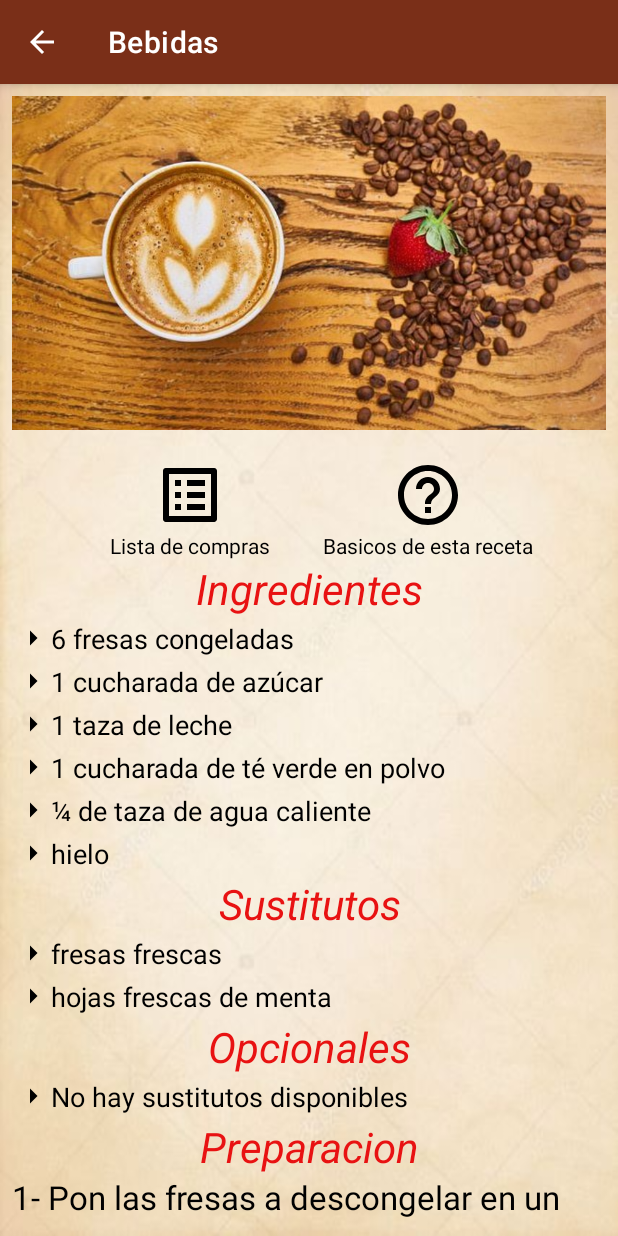
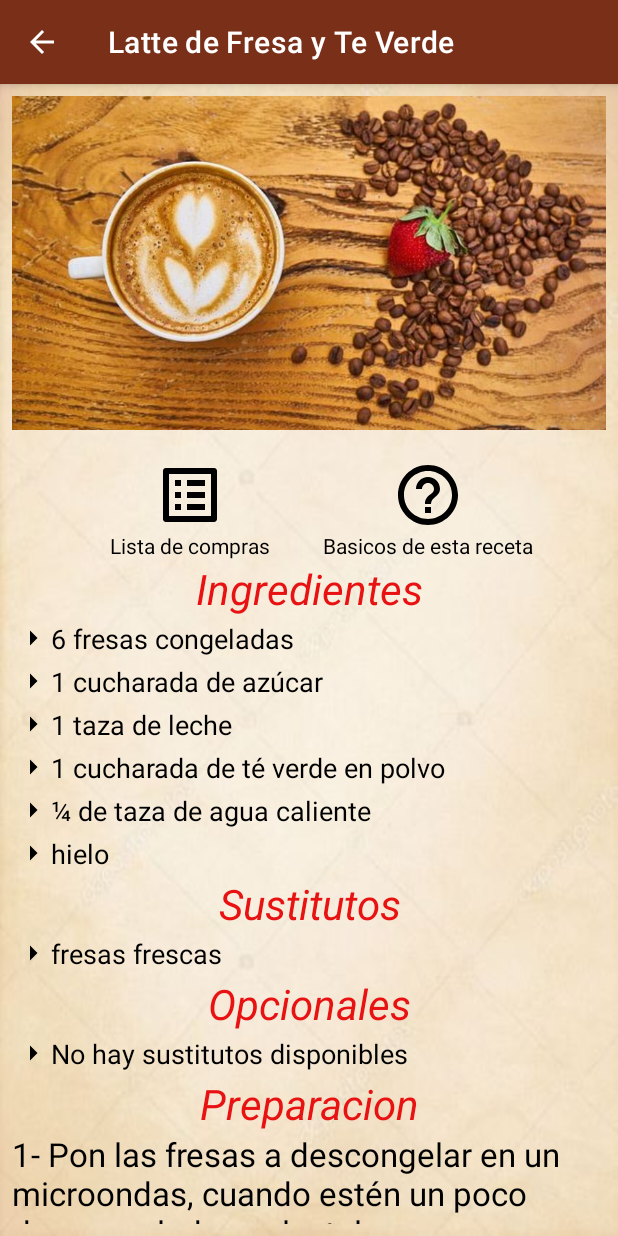
Before and after one commit to geekmaster69/Cocina_Rapida, an Android app: the BebidasActivity screen opened directly, with no data from a screen before it, after a tap on "Latte de Fresa y Te Verde", on a phone screen of 412 x 824 dp. Run offline under Robolectric (Android 15) with nearby library versions, the phone set to English and light mode, and no system bars.

Commit message:
nuevo formato

```diff
--- a/app/src/main/java/com/example/cocinarapida/BebidasActivity.kt
+++ b/app/src/main/java/com/example/cocinarapida/BebidasActivity.kt
@@ -78,8 +78,7 @@ class BebidasActivity : AppCompatActivity(), ReceipeClickListener {
                 arrayListOf(Ingredient(getString(R.string.no_subtitutes))
                 ),
                 arrayListOf(
-                    Ingredient(getString(R.string.fresas_frescas)),
-                    Ingredient(getString(R.string.hojas_menta))
+                    Ingredient(getString(R.string.fresas_frescas))
                 ),
                 getString(R.string.latte_fresa_te_verde_preparation),
                 arrayListOf(
@@ -249,7 +248,7 @@ class BebidasActivity : AppCompatActivity(), ReceipeClickListener {
     override fun recipeOnClickListener(recipe: Recipe) {
 
         val intent = Intent(this, RecipeTemplateActivity::class.java)
-        intent.putExtra("title", title)
+        intent.putExtra("title", recipe.title)
         intent.putExtra("img_top_recipe", recipe.image)
 
         val args = Bundle()
```
